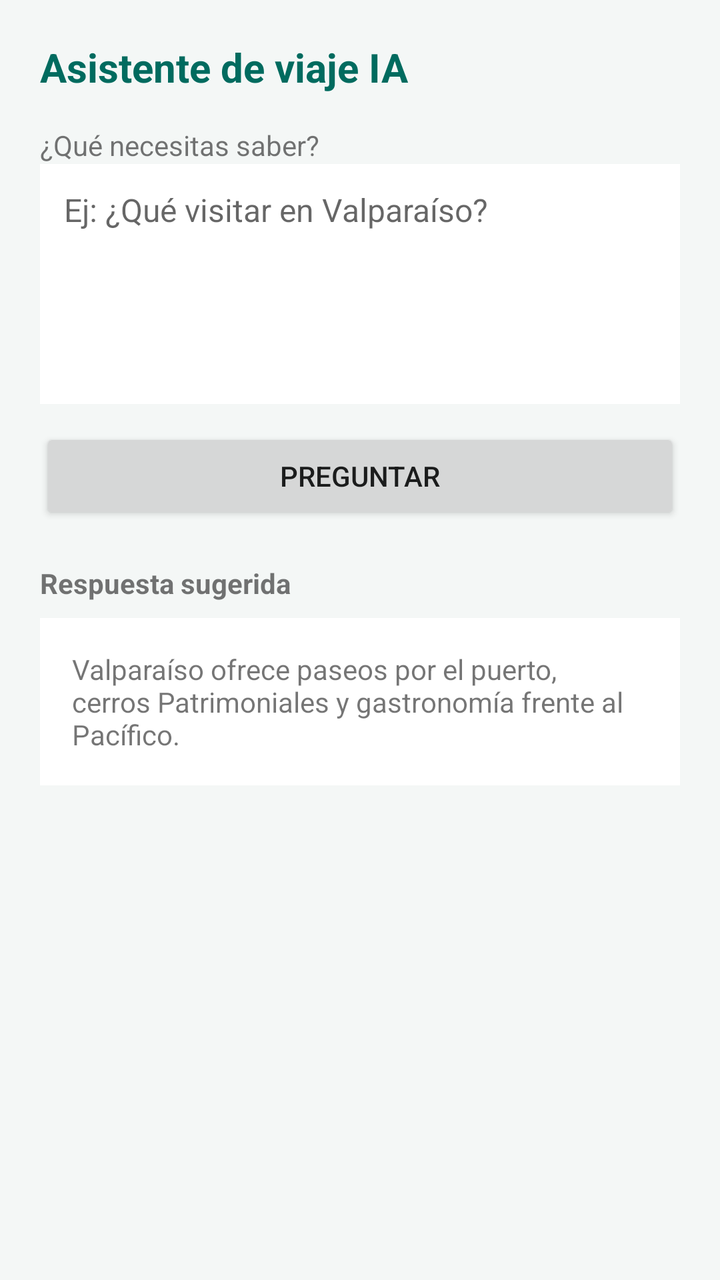
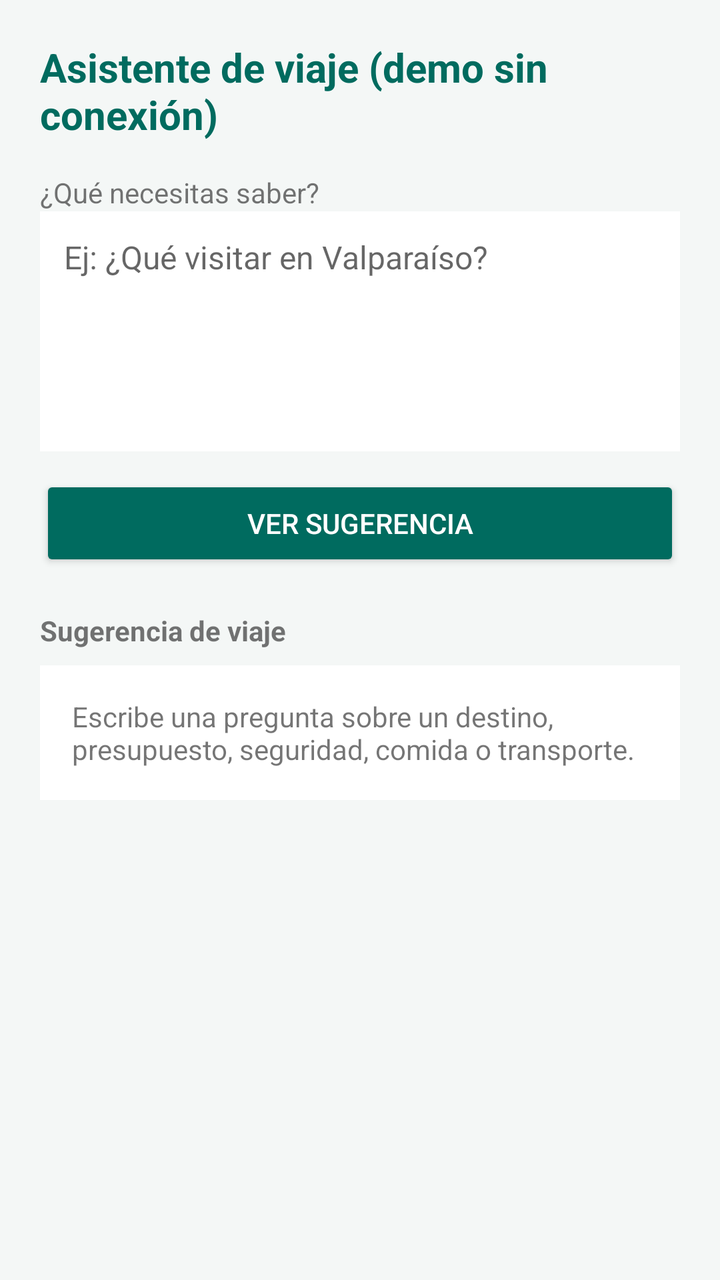

Compare the two renders of this Android layout. The source of the first and the diff that turns it into the second are given below.
<!-- AndroidManifest.xml: application theme Theme.ItinerarioViaje -->
<!-- res/layout/activity_ia.xml -->
<?xml version="1.0" encoding="utf-8"?>
<ScrollView xmlns:android="http://schemas.android.com/apk/res/android"
    android:layout_width="match_parent" android:layout_height="match_parent" android:background="@color/fondo">
    <LinearLayout android:layout_width="match_parent" android:layout_height="wrap_content" android:orientation="vertical" android:padding="20dp">
        <TextView style="@style/EstiloTituloViaje" android:layout_width="wrap_content" android:layout_height="wrap_content" android:text="@string/ia_viajera" />
        <TextView android:layout_width="match_parent" android:layout_height="wrap_content" android:layout_marginTop="16dp" android:text="@string/consulta" />
        <EditText android:id="@+id/edtConsultaIA" style="@style/EstiloCampoViaje" android:layout_width="match_parent" android:layout_height="120dp" android:gravity="top" android:hint="@string/consulta_hint" android:inputType="textMultiLine" />
        <Button android:id="@+id/btnPreguntarIA" android:layout_width="match_parent" android:layout_height="wrap_content" android:layout_marginTop="12dp" android:text="@string/preguntar" />
        <TextView android:layout_width="wrap_content" android:layout_height="wrap_content" android:layout_marginTop="20dp" android:text="@string/respuesta" android:textStyle="bold" />
        <TextView android:id="@+id/txtRespuestaIA" android:layout_width="match_parent" android:layout_height="wrap_content" android:layout_marginTop="8dp" android:padding="16dp" android:background="@color/fondo_tarjeta" android:text="@string/respuesta_ejemplo" />
    </LinearLayout>
</ScrollView>
<!-- resources referenced by this layout -->
<resources>
  <color name="fondo">#F4F7F6</color>
  <color name="fondo_tarjeta">#FFFFFF</color>
  <string name="consulta">¿Qué necesitas saber?</string>
  <string name="consulta_hint">Ej: ¿Qué visitar en Valparaíso?</string>
  <string name="ia_viajera">Asistente de viaje IA</string>
  <string name="preguntar">Preguntar</string>
  <string name="respuesta">Respuesta sugerida</string>
  <string name="respuesta_ejemplo">Valparaíso ofrece paseos por el puerto, cerros Patrimoniales y gastronomía frente al Pacífico.</string>
  <style name="EstiloCampoViaje">
          <item name="android:textSize">16sp</item>
          <item name="android:textColor">@color/texto_principal</item>
          <item name="android:padding">12dp</item>
          <item name="android:background">@color/fondo_tarjeta</item>
      </style>
  <style name="EstiloTituloViaje">
          <item name="android:textSize">20sp</item>
          <item name="android:textStyle">bold</item>
          <item name="android:textColor">@color/primario</item>
      </style>
  <style name="Theme.ItinerarioViaje" parent="android:style/Theme.Material.Light.NoActionBar">
          <item name="android:colorPrimary">@color/primario</item>
          <item name="android:colorPrimaryDark">@color/primario_variante</item>
          <item name="android:colorAccent">@color/primario</item>
          <item name="android:windowBackground">@color/fondo</item>
          <item name="android:textColorPrimary">@color/texto_principal</item>
      </style>
  <color name="texto_principal">#1B1C1C</color>
  <color name="primario">#006B5F</color>
  <color name="primario_variante">#004D43</color>
</resources>

<!-- the commit's change to res/layout/activity_ia.xml (unified diff, before → after) -->
@@ -1,11 +1,11 @@
 <?xml version="1.0" encoding="utf-8"?>
 <ScrollView xmlns:android="http://schemas.android.com/apk/res/android"
-    android:layout_width="match_parent" android:layout_height="match_parent" android:background="@color/fondo">
+    android:layout_width="match_parent" android:layout_height="match_parent" android:fitsSystemWindows="true">
     <LinearLayout android:layout_width="match_parent" android:layout_height="wrap_content" android:orientation="vertical" android:padding="20dp">
         <TextView style="@style/EstiloTituloViaje" android:layout_width="wrap_content" android:layout_height="wrap_content" android:text="@string/ia_viajera" />
         <TextView android:layout_width="match_parent" android:layout_height="wrap_content" android:layout_marginTop="16dp" android:text="@string/consulta" />
         <EditText android:id="@+id/edtConsultaIA" style="@style/EstiloCampoViaje" android:layout_width="match_parent" android:layout_height="120dp" android:gravity="top" android:hint="@string/consulta_hint" android:inputType="textMultiLine" />
-        <Button android:id="@+id/btnPreguntarIA" android:layout_width="match_parent" android:layout_height="wrap_content" android:layout_marginTop="12dp" android:text="@string/preguntar" />
+        <Button android:id="@+id/btnPreguntarIA" style="@style/EstiloBotonViaje" android:layout_width="match_parent" android:layout_height="wrap_content" android:layout_marginTop="12dp" android:text="@string/preguntar" />
         <TextView android:layout_width="wrap_content" android:layout_height="wrap_content" android:layout_marginTop="20dp" android:text="@string/respuesta" android:textStyle="bold" />
         <TextView android:id="@+id/txtRespuestaIA" android:layout_width="match_parent" android:layout_height="wrap_content" android:layout_marginTop="8dp" android:padding="16dp" android:background="@color/fondo_tarjeta" android:text="@string/respuesta_ejemplo" />
     </LinearLayout>
<!-- resource entries referenced after the edit -->
@@ -4,10 +4,14 @@
   <color name="fondo_tarjeta">#FFFFFF</color>
   <string name="consulta">¿Qué necesitas saber?</string>
   <string name="consulta_hint">Ej: ¿Qué visitar en Valparaíso?</string>
-  <string name="ia_viajera">Asistente de viaje IA</string>
-  <string name="preguntar">Preguntar</string>
-  <string name="respuesta">Respuesta sugerida</string>
-  <string name="respuesta_ejemplo">Valparaíso ofrece paseos por el puerto, cerros Patrimoniales y gastronomía frente al Pacífico.</string>
+  <string name="ia_viajera">Asistente de viaje (demo sin conexión)</string>
+  <string name="preguntar">Ver sugerencia</string>
+  <string name="respuesta">Sugerencia de viaje</string>
+  <string name="respuesta_ejemplo">Escribe una pregunta sobre un destino, presupuesto, seguridad, comida o transporte.</string>
+  <style name="EstiloBotonViaje" parent="android:style/Widget.Material.Button">
+          <item name="android:backgroundTint">@color/primario</item>
+          <item name="android:textColor">@color/texto_boton</item>
+      </style>
   <style name="EstiloCampoViaje">
           <item name="android:textSize">16sp</item>
           <item name="android:textColor">@color/texto_principal</item>
@@ -25,9 +29,13 @@
           <item name="android:colorAccent">@color/primario</item>
           <item name="android:windowBackground">@color/fondo</item>
           <item name="android:textColorPrimary">@color/texto_principal</item>
+          <item name="android:statusBarColor">@color/fondo</item>
+          <item name="android:windowLightStatusBar">true</item>
+          <item name="android:navigationBarColor">@color/fondo</item>
       </style>
   <color name="texto_principal">#1B1C1C</color>
   <color name="primario">#006B5F</color>
+  <color name="texto_boton">#FFFFFF</color>
   <color name="primario_variante">#004D43</color>
 </resources>
 
